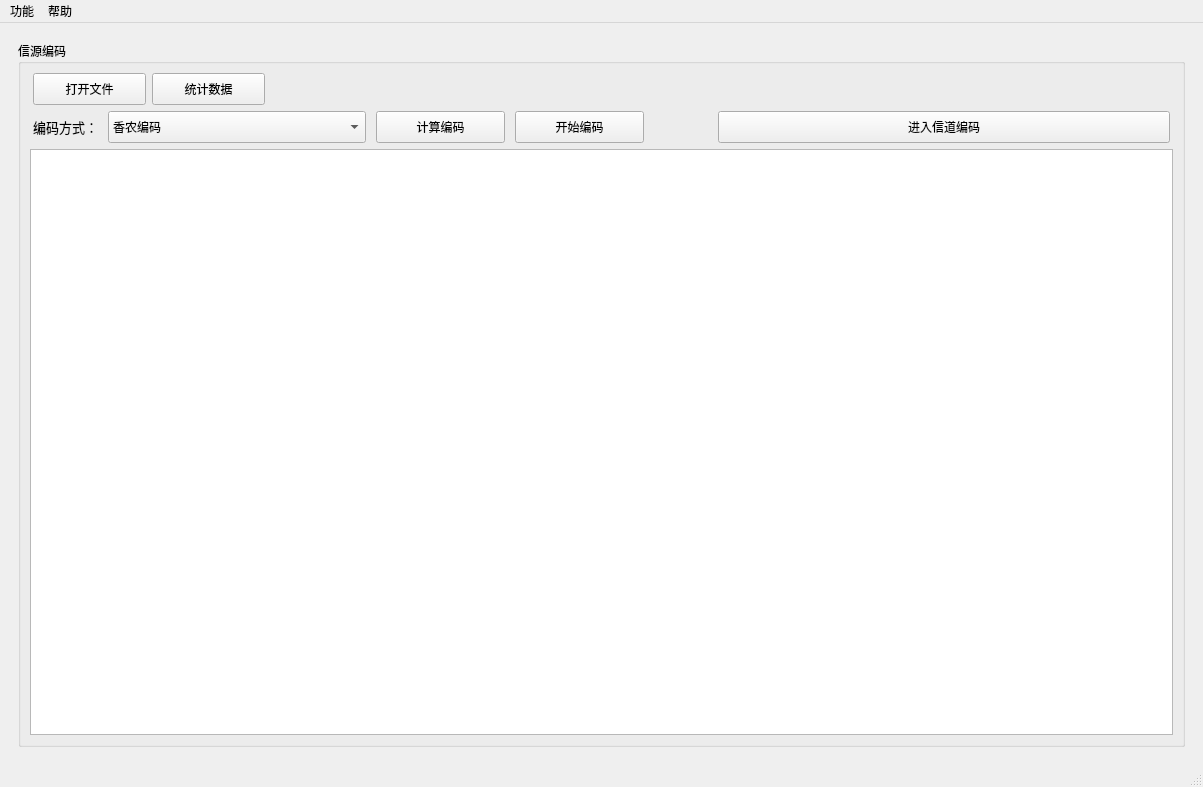
This is Transmitter/mainwindow.ui in ryanmoon-s/Transmitter-simulation as Qt 5 draws it before an edit. The edited form follows.
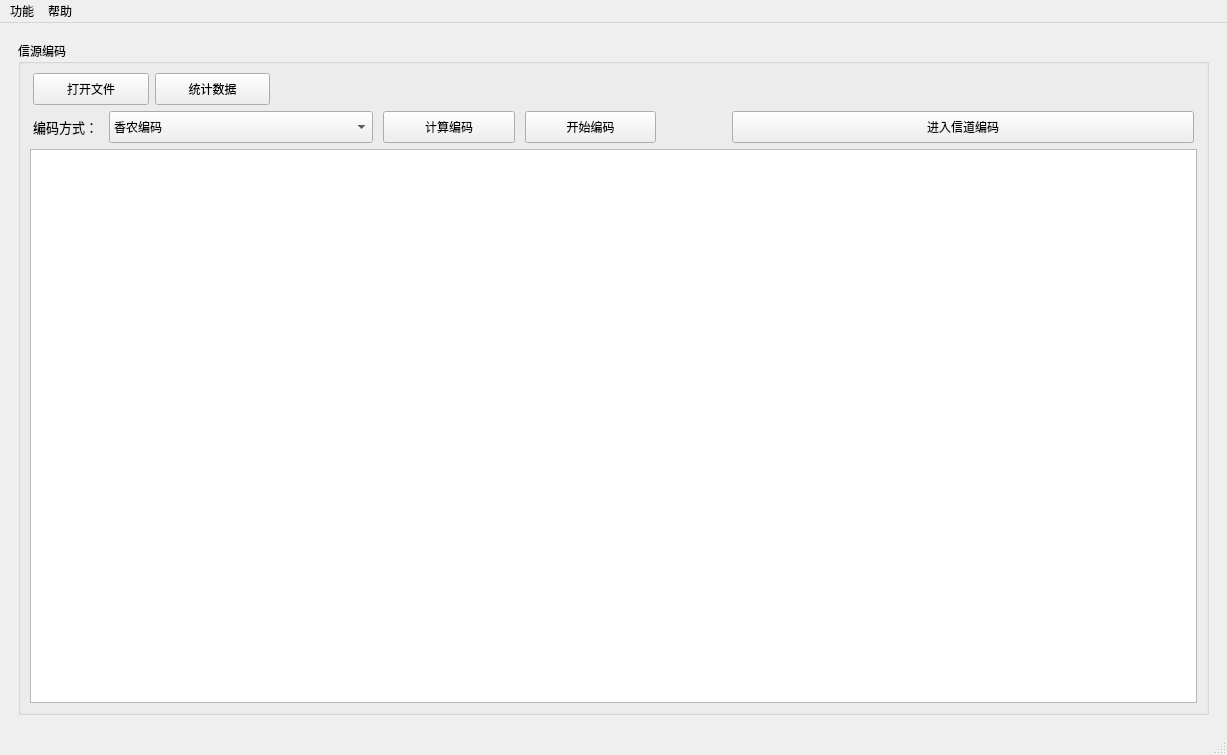
This is the edited form. Icons and pictures are not drawn. Custom widgets are drawn as their Qt base class.

```diff
--- a/Transmitter/mainwindow.ui
+++ b/Transmitter/mainwindow.ui
@@ -6,8 +6,8 @@
    <rect>
     <x>0</x>
     <y>0</y>
-    <width>1203</width>
-    <height>787</height>
+    <width>1227</width>
+    <height>755</height>
    </rect>
   </property>
   <property name="windowTitle">
@@ -709,7 +709,7 @@
     <rect>
      <x>0</x>
      <y>0</y>
-     <width>1203</width>
+     <width>1227</width>
      <height>26</height>
     </rect>
    </property>
```
